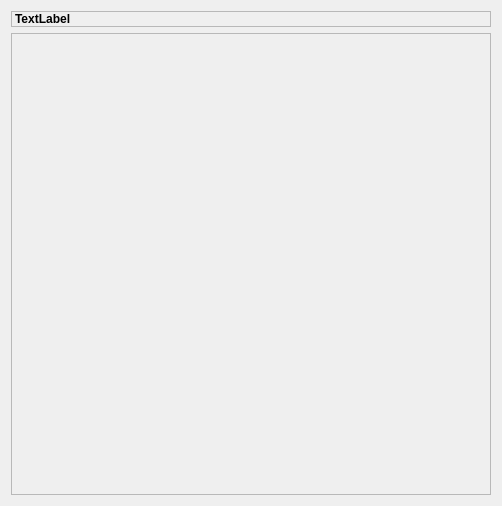
Qt form Viewer/src/PropertyEditor.ui (ecmwf/ecflow) before a commit.
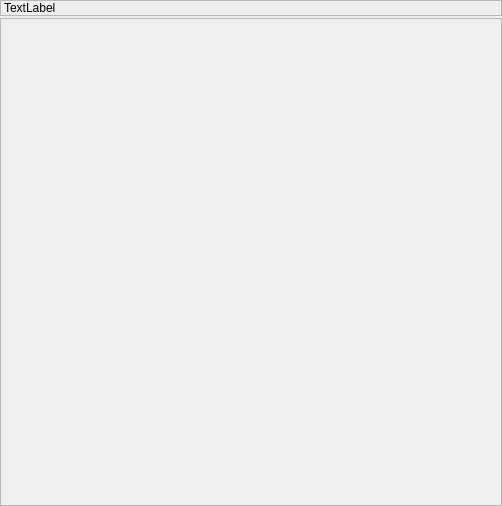
The same form after that commit.

The edit to the form file:
```diff
--- a/Viewer/src/PropertyEditor.ui
+++ b/Viewer/src/PropertyEditor.ui
@@ -14,16 +14,19 @@
    <string>Form</string>
   </property>
   <layout class="QVBoxLayout" name="verticalLayout" stretch="0,1">
+   <property name="spacing">
+    <number>2</number>
+   </property>
+   <property name="margin">
+    <number>0</number>
+   </property>
    <item>
     <layout class="QHBoxLayout" name="horizontalLayout">
+     <property name="spacing">
+      <number>-1</number>
+     </property>
      <item>
       <widget class="QLabel" name="headerLabel_">
-       <property name="font">
-        <font>
-         <weight>75</weight>
-         <bold>true</bold>
-        </font>
-       </property>
        <property name="autoFillBackground">
         <bool>true</bool>
        </property>
@@ -34,7 +37,7 @@
         <string>TextLabel</string>
        </property>
        <property name="margin">
-        <number>8</number>
+        <number>4</number>
        </property>
       </widget>
      </item>
@@ -53,8 +56,8 @@
        <rect>
         <x>0</x>
         <y>0</y>
-        <width>480</width>
-        <height>446</height>
+        <width>498</width>
+        <height>472</height>
        </rect>
       </property>
       <layout class="QVBoxLayout" name="verticalLayout_2">
```
Left out of the diff: 3 changed lines with no effect on the pictures.
